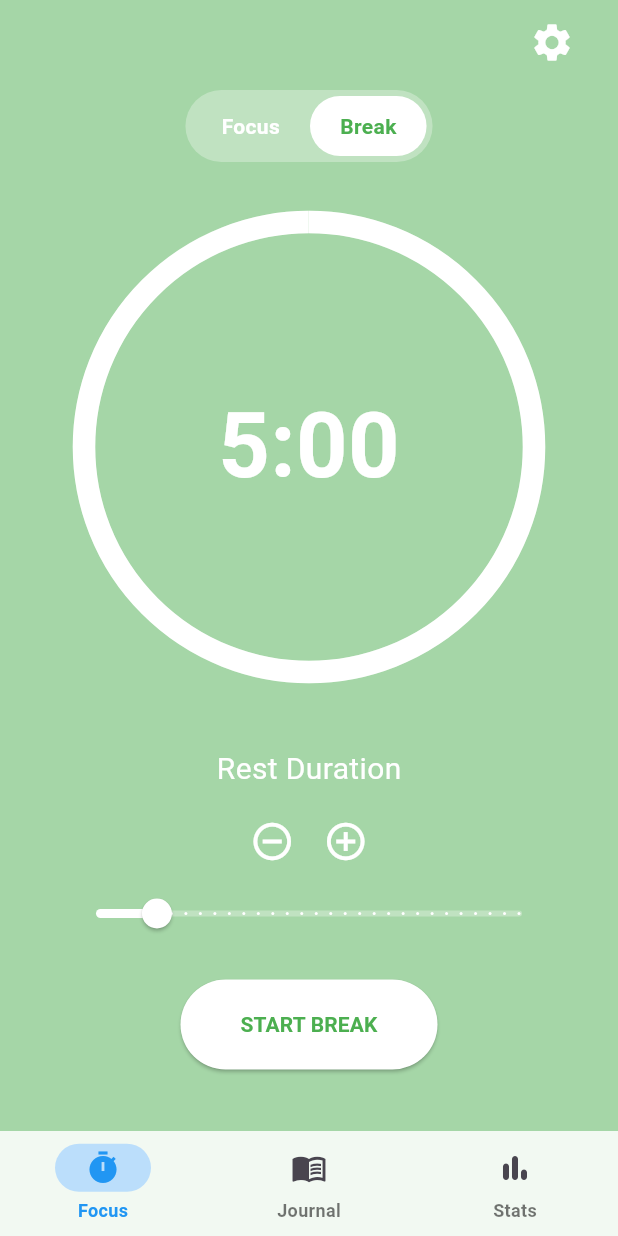
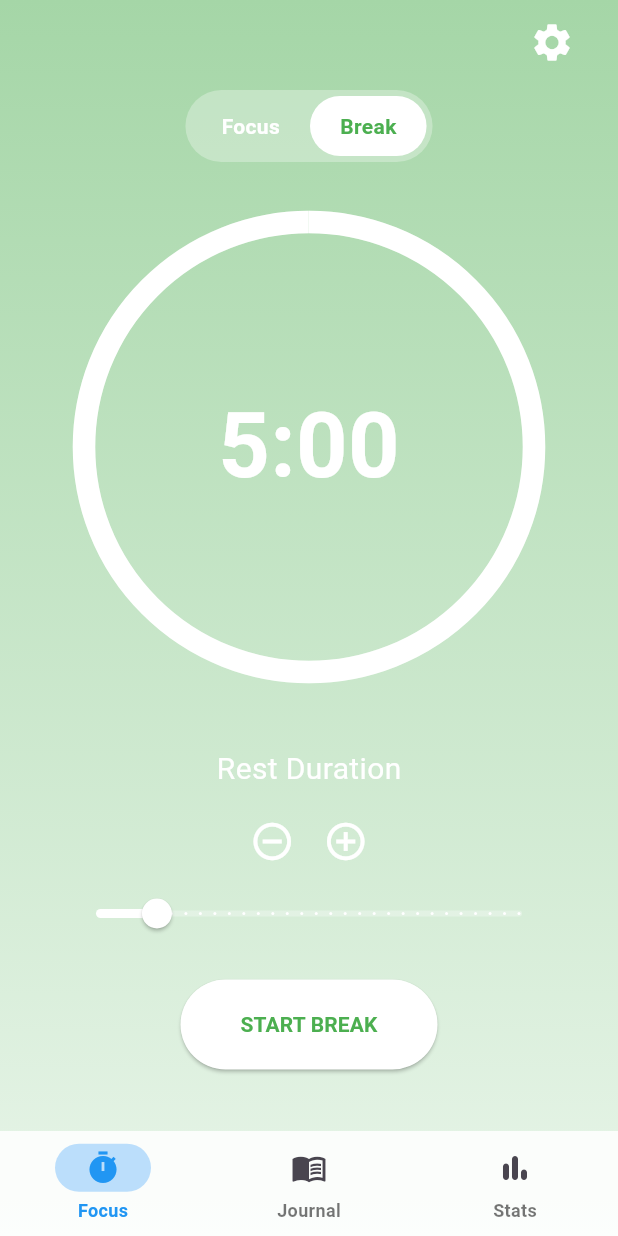
Before and after one commit to giopato02/NullState_App, a Flutter app: the screen it shows after launch, after a tap on "Break", on a phone screen of 412 x 824 dp. Run offline on Flutter 3.47's test engine with Material 3 defaults, Android fonts, the phone set to English and light mode, and no system bars; our stand-ins replace audioplayers, fl_chart, flutter_local_notifications, flutter_timezone, hive, hive_flutter and 2 more; missing offline and left inert: flutter_background; accounts and stored records are empty.

Commit message:
Final Polish: focus_page

```diff
--- a/lib/pages/focus_page.dart
+++ b/lib/pages/focus_page.dart
@@ -240,6 +240,7 @@ class _FocusPageState extends State<FocusPage> with WidgetsBindingObserver {
         bool success = await FlutterBackground.initialize(androidConfig: androidConfig);
         if (success) {
           await FlutterBackground.enableBackgroundExecution();
+          // added emojis for better visibility in the logs
           print("✅ Android Background Service Started");
         }
       } catch (e) {
@@ -488,29 +489,36 @@ class _FocusPageState extends State<FocusPage> with WidgetsBindingObserver {
       builder: (context, Box box, widget) {
         bool isDarkMode = box.get('isDarkMode', defaultValue: false);
 
-        // Determine Background Color
-        Color? bgColor;
-        if (isBreakMode) {
-          bgColor = isDarkMode ? Colors.green[900] : Colors.green[200];
-        } else {
-          // Transparent allows the HomePage Navy/Blue to show through
-          bgColor = Colors.transparent;
-        }
+        // 1. Define the Green Gradient (Break Mode)
+        final Gradient breakGradient = LinearGradient(
+          begin: Alignment.topCenter,
+          end: Alignment.bottomCenter,
+          colors: isDarkMode
+              ? [const Color(0xFF145A32), const Color(0xFF0B1E15)] // Dark Forest
+              : [Colors.green[200]!, Colors.green[50]!], // Soft Mint
+        );
 
-        // Define The Palette, Minimize White
-        // Light Mode = Pure White elements
-        // Dark Mode = Soft Blue elements (blue[100]) to reduce glare
+        // 2. Define the Transparent Gradient (Focus Mode)
+        // We must use a Gradient here too, or AnimatedContainer won't fade smoothly!
+        const Gradient focusGradient = LinearGradient(
+          begin: Alignment.topCenter,
+          end: Alignment.bottomCenter,
+          colors: [Colors.transparent, Colors.transparent],
+        );
+
+        // 3. Select the decoration based on mode
+        final BoxDecoration bgDecoration = BoxDecoration(
+          gradient: isBreakMode ? breakGradient : focusGradient,
+        );
+
+        // Palette Logic (Kept exactly the same)
         Color foregroundColor = isDarkMode ? Colors.blue[100]! : Colors.white;
         Color timerRingColor = isDarkMode ? Colors.blue[200]! : Colors.white;
-        // The track behind the timer: Dark shadow in Dark Mode, White ghost in Light Mode
         Color timerTrackColor = isDarkMode
             ? Colors.black.withValues(alpha: 0.3)
             : Colors.white.withValues(alpha: 0.3);
 
-        // Button Styling
-        Color btnColor = isDarkMode
-            ? const Color(0xFF1E1E1E)
-            : Colors.white; // Dark Grey vs White
+        Color btnColor = isDarkMode ? const Color(0xFF1E1E1E) : Colors.white;
         Color btnTextColor = isDarkMode ? Colors.blue[100]! : Colors.blue;
 
         if (isBreakMode && !isDarkMode) btnTextColor = Colors.green;
@@ -518,14 +526,13 @@ class _FocusPageState extends State<FocusPage> with WidgetsBindingObserver {
         return AnimatedContainer(
           duration: const Duration(milliseconds: 800),
           curve: Curves.easeInOut,
-          color: bgColor,
+          decoration: bgDecoration, // Now smooths between two gradients
           child: Center(
             child: SingleChildScrollView(
               padding: const EdgeInsets.only(top: 60, bottom: 150),
               child: Column(
                 mainAxisAlignment: MainAxisAlignment.center,
                 children: [
-                  // 1. MODE TOGGLE
                   Container(
                     padding: const EdgeInsets.all(4),
                     decoration: BoxDecoration(
```
